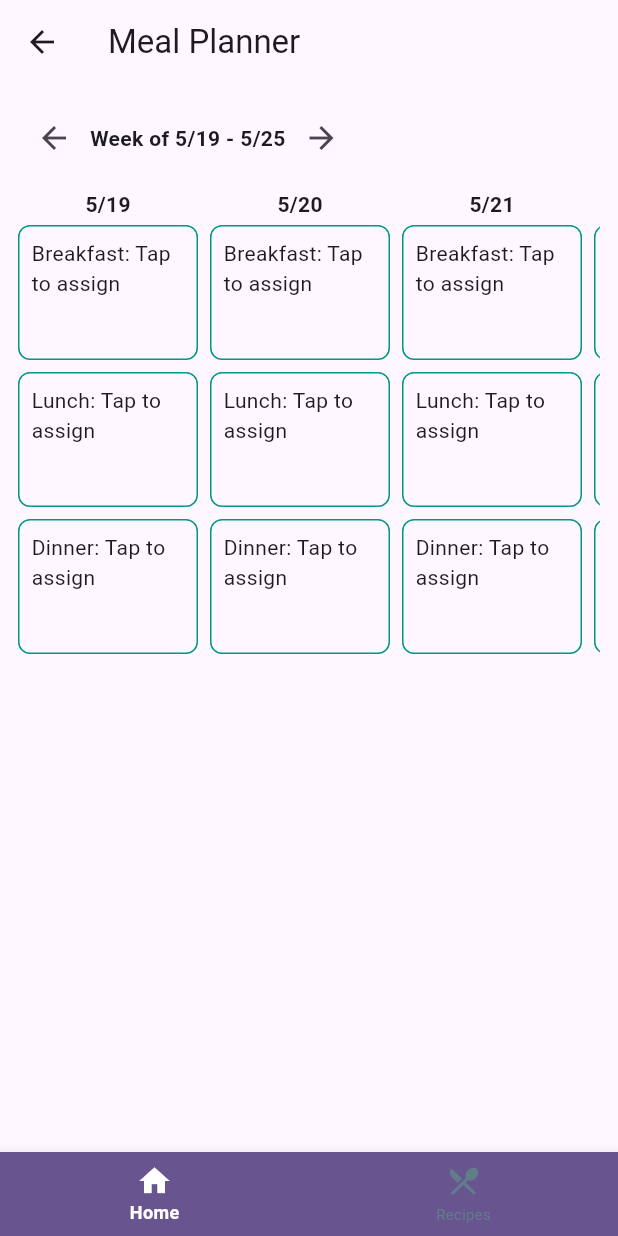
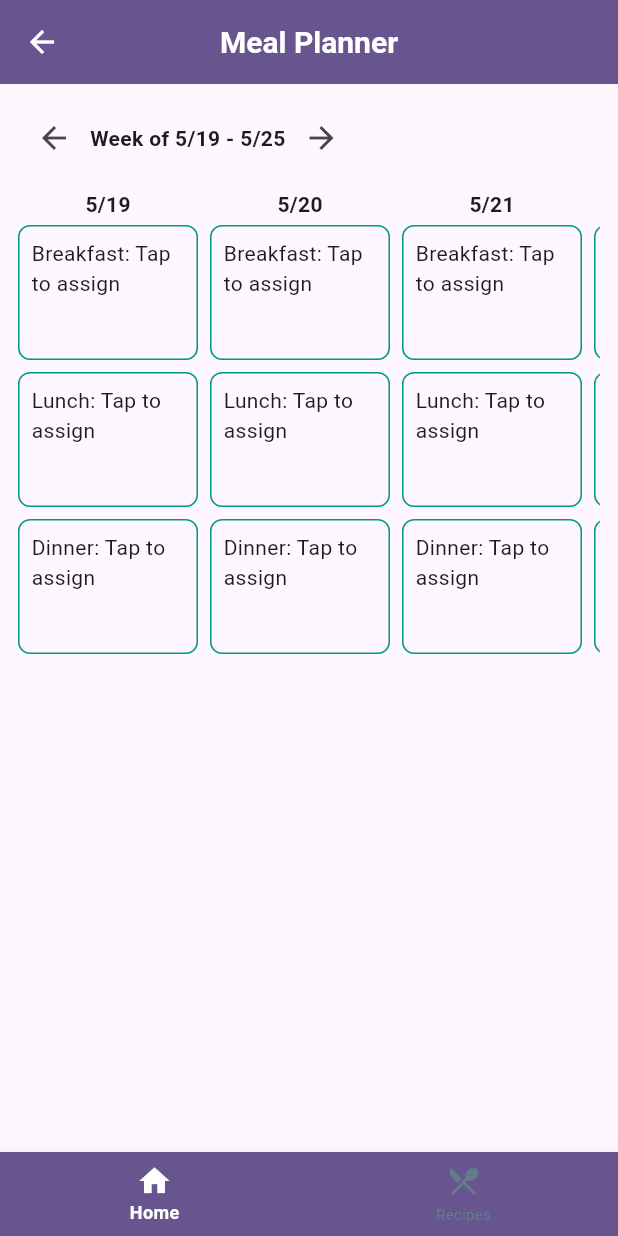
Before and after one commit to stboy99/recipe_demo_flutter, a Flutter app: the MealCalendarScreen screen opened by its route, on a phone screen of 412 x 824 dp. Run offline on Flutter 3.47's test engine with Material 3 defaults, Android fonts, the phone set to English and light mode, and no system bars; our stand-ins replace firebase_auth, firebase_core, go_router, hive, hive_flutter, image_picker; accounts and stored records are empty.

Commit message:
update styling

```diff
--- a/lib/features/plan/screen/mealslot.dart
+++ b/lib/features/plan/screen/mealslot.dart
@@ -92,7 +92,17 @@ class _MealCalendarScreenState extends State<MealCalendarScreen> {
   Widget build(BuildContext context) {
     return Scaffold(
       appBar: AppBar(
-        title: Text('Meal Planner'),
+        title: Text(
+          'Meal Planner',
+          style: const TextStyle(
+            fontWeight: FontWeight.bold,
+            fontSize: 20,
+          ),
+        ),
+        centerTitle: true,
+        elevation: 4,
+        backgroundColor: Theme.of(context).colorScheme.primary,
+        foregroundColor: Theme.of(context).colorScheme.onPrimary,
       ),
       body: Padding(
         padding: const EdgeInsets.all(12.0),
```
